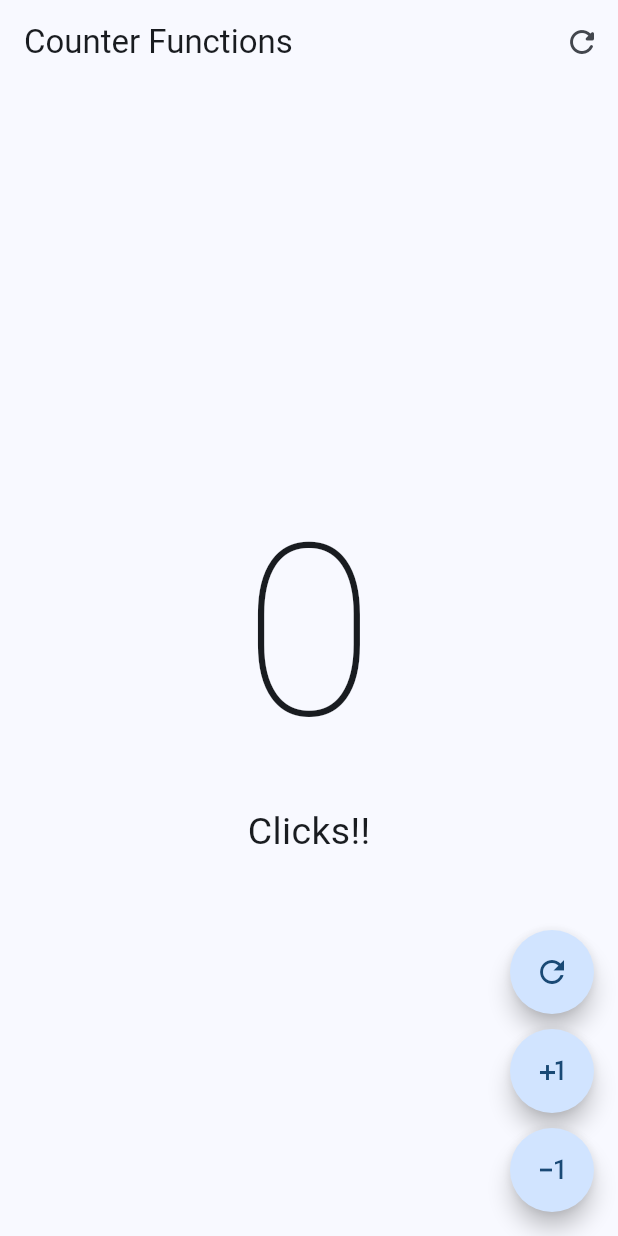
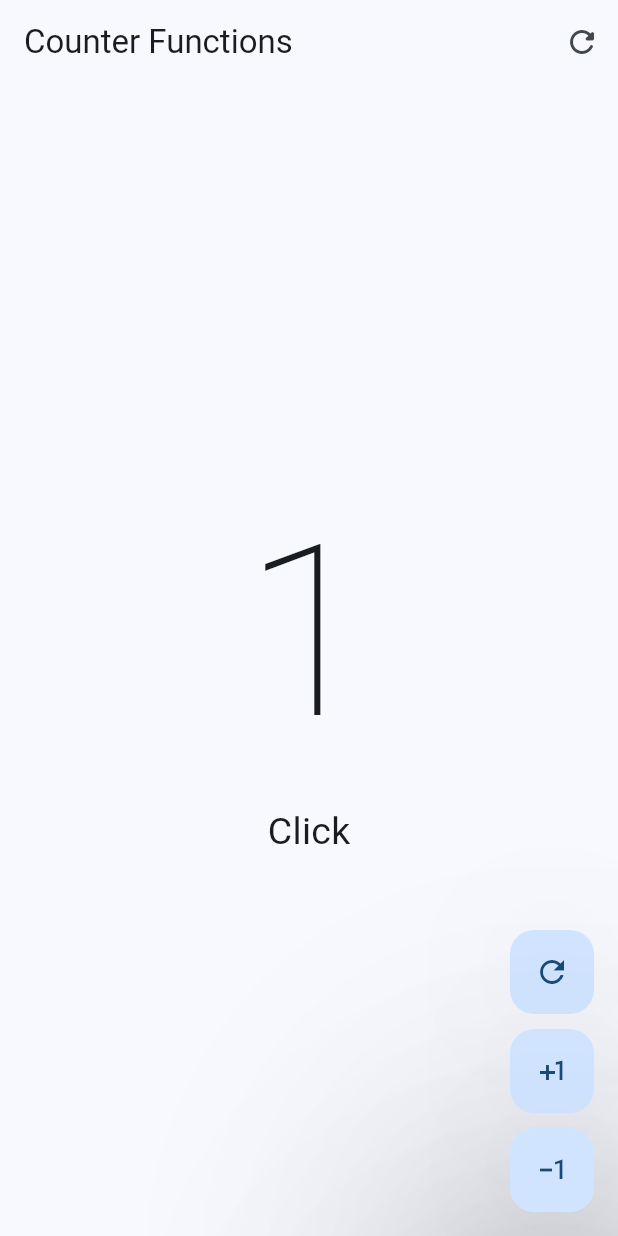
Before and after one commit to angelesYanco/hello_flutter, a Flutter app: the screen it shows after launch, after a tap on the "plus one" icon, on a phone screen of 412 x 824 dp. Run offline on Flutter 3.47's test engine with Material 3 defaults, Android fonts, the phone set to English and light mode, and no system bars.

Commit message:
Adding functions to the widget with parameters and VoidCallback.

```diff
--- a/lib/presentation/screens/counter/counter_functions_screen.dart
+++ b/lib/presentation/screens/counter/counter_functions_screen.dart
@@ -40,15 +40,36 @@ class _CounterFunctionsScreenState extends State<CounterFunctionsScreen> {
         floatingActionButton: Column(
           mainAxisAlignment: MainAxisAlignment.end,
           children: [
-            CustomButton(icon: Icons.refresh_outlined),
+            CustomButton(
+              icon: Icons.refresh_outlined,
+              onPressed: (){
+                setState(() {
+                  clickCounter = 0;
+                });
+              },),
             const SizedBox(
               height: 10
             ),
-            CustomButton(icon: Icons.plus_one),
+            CustomButton(
+              icon: Icons.plus_one,
+              onPressed: (){
+                setState(() {
+                  clickCounter++;
+                });
+              },
+            ),
             const SizedBox(
               height: 10
             ),
-            CustomButton( icon: Icons.exposure_minus_1_outlined,),
+            CustomButton(
+              icon: Icons.exposure_minus_1_outlined,
+              onPressed: (){
+                setState(() {
+                  if(clickCounter ==  0) return;
+                  clickCounter--;
+                });
+              },
+              ),
           ],
         )
       );
@@ -58,16 +79,21 @@ class _CounterFunctionsScreenState extends State<CounterFunctionsScreen> {
 class CustomButton extends StatelessWidget {
 
   final IconData icon;
+  final VoidCallback? onPressed;
 
   const CustomButton({
-    super.key, required this.icon,
+    super.key,
+    required this.icon,
+    this.onPressed,
   });
 
   @override
   Widget build(BuildContext context) {
     return FloatingActionButton(
-      shape: const StadiumBorder(),
-      onPressed: (){},
+      //shape: const StadiumBorder(),
+      enableFeedback: true,
+      elevation: 100,
+      onPressed: onPressed,
       child: Icon(icon),
     );
   }
```
